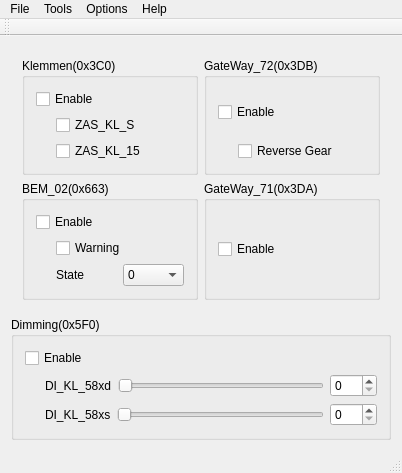
Old version of the form main/ui/mainwindow.ui in the repository f0ghua/ecuEmulator.
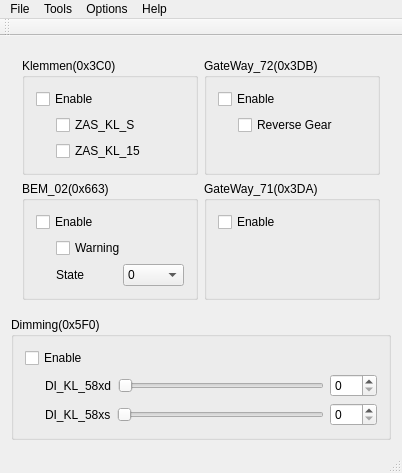
New version of the form.

Patch:
```diff
--- a/main/ui/mainwindow.ui
+++ b/main/ui/mainwindow.ui
@@ -152,6 +152,19 @@
             </item>
            </layout>
           </item>
+          <item>
+           <spacer name="verticalSpacer">
+            <property name="orientation">
+             <enum>Qt::Vertical</enum>
+            </property>
+            <property name="sizeHint" stdset="0">
+             <size>
+              <width>20</width>
+              <height>40</height>
+             </size>
+            </property>
+           </spacer>
+          </item>
          </layout>
         </widget>
        </item>
@@ -306,6 +319,19 @@
             </property>
            </widget>
           </item>
+          <item>
+           <spacer name="verticalSpacer_2">
+            <property name="orientation">
+             <enum>Qt::Vertical</enum>
+            </property>
+            <property name="sizeHint" stdset="0">
+             <size>
+              <width>20</width>
+              <height>40</height>
+             </size>
+            </property>
+           </spacer>
+          </item>
          </layout>
         </widget>
        </item>
```
Left out of the diff: 4 changed lines with no effect on the pictures.
